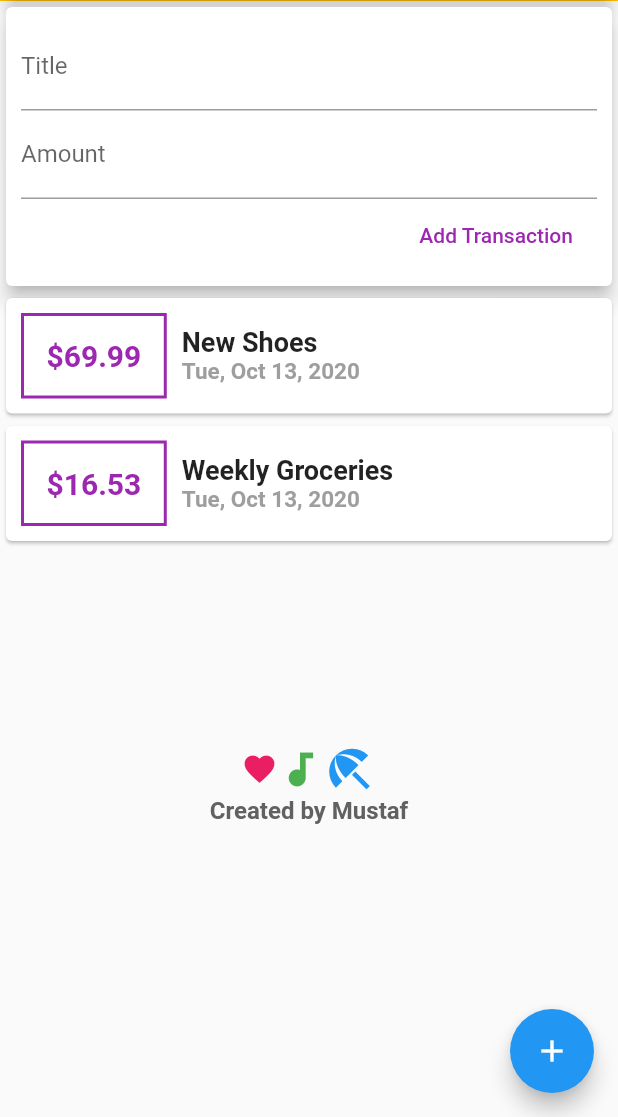
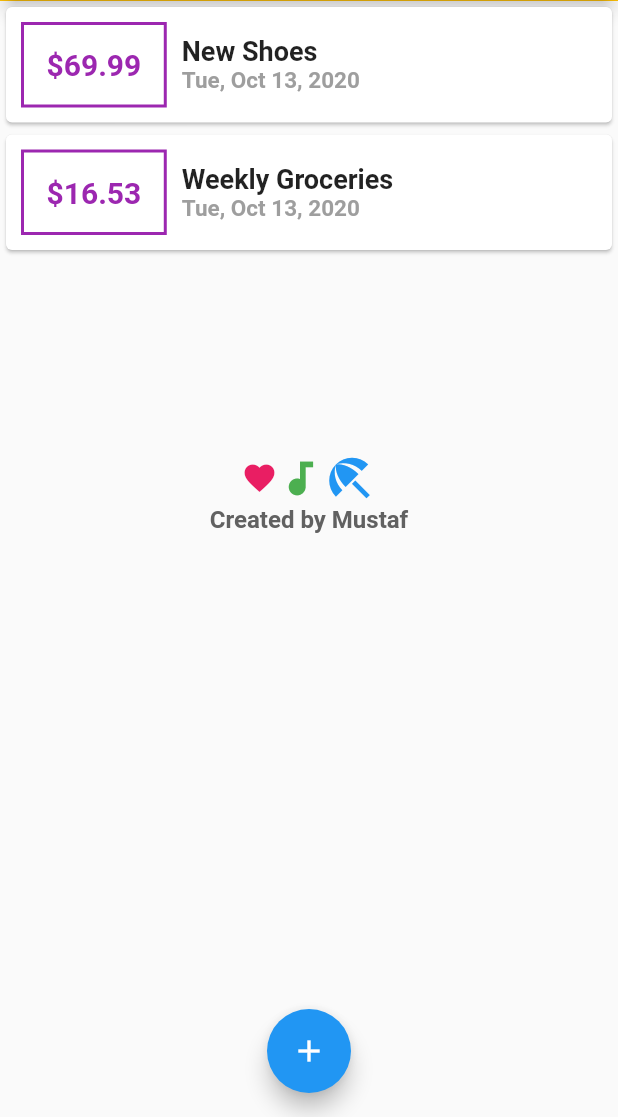
Before and after one commit to mustafcode10/personalExpenses, a Flutter app: the screen it shows after launch, on a phone screen of 412 x 824 dp, the part 119-1236 px from its top. Run offline on Flutter 3.47's test engine with Material 2 defaults, Android fonts, the phone set to English and light mode, and no system bars.

Commit message:
start add new transaction

```diff
--- a/lib/main.dart
+++ b/lib/main.dart
@@ -1,5 +1,10 @@
 import 'package:flutter/material.dart';
-import './widgets/user_transactions.dart';
+import './models/transaction.dart';
+import './widgets/new_transaction.dart';
+import './widgets/created_mustaf.dart';
+import './widgets/transaction_list.dart';
+
+
 
 void main() {
   runApp(MyApp());
@@ -16,9 +21,48 @@ class MyApp extends StatelessWidget {
   }
 }
 
-class MyHomePage extends StatelessWidget {
+class MyHomePage extends StatefulWidget {
   //  String titleInput;
   //  String amountInput;
+  @override
+  _MyHomePageState createState() => _MyHomePageState();
+}
+
+class _MyHomePageState extends State<MyHomePage> {
+    final List<Transaction> _userTransactions = [
+    Transaction(
+      id: 't1',
+      title: 'New Shoes',
+      amount: 69.99,
+      date: DateTime.now(),
+    ),
+    Transaction(
+      id: 't2',
+      title: 'Weekly Groceries',
+      amount: 16.53,
+      date: DateTime.now(),
+    ),
+  ];
+  void _addNewTransaction(String txTitle, double txAmount){
+    final newTx = Transaction(
+      id: DateTime.now().toString(),
+      title: txTitle,
+       amount: txAmount,
+       date: DateTime.now());
+
+       setState(() {
+         _userTransactions.add(newTx);
+
+       });
+
+  }
+  void _startAddNewTransaction (BuildContext ctx){
+    showModalBottomSheet(context: ctx, builder: (_){
+      return NewTransaction(_addNewTransaction);
+    });
+
+
+  }
 
   @override
   Widget build(BuildContext context) {
@@ -26,7 +70,7 @@ class MyHomePage extends StatelessWidget {
       appBar: AppBar(
         title: Text('Personal Expenses'),
         actions: [
-          IconButton(icon: Icon(Icons.add), onPressed: () => {}),
+          IconButton(icon: Icon(Icons.add), onPressed: () =>_startAddNewTransaction(context)),
         ],
       ),
       body: SingleChildScrollView(
@@ -48,47 +92,16 @@ class MyHomePage extends StatelessWidget {
             //   child: Text('Text TX'),
             //   color: Colors.green,
             // )
-            UserTransation(),
+           TransactionList(_userTransactions),
+            Created()
 
-            Row(
-              mainAxisAlignment: MainAxisAlignment.center,
-              children: const <Widget>[
-                Icon(
-                  Icons.favorite,
-                  color: Colors.pink,
-                  size: 24.0,
-                ),
-                Icon(
-                  Icons.audiotrack,
-                  color: Colors.green,
-                  size: 30.0,
-                ),
-                Icon(
-                  Icons.beach_access,
-                  color: Colors.blue,
-                  size: 36.0,
-                ),
-              ],
-            ),
-            Column(
-              crossAxisAlignment: CrossAxisAlignment.center,
-              children: [
-                Text(
-                  'Created by Mustaf',
-                  style: TextStyle(
-                      color: Colors.grey[700],
-                      fontWeight: FontWeight.bold,
-                      fontSize: 16),
-                ),
-              ],
-            ),
+
           ],
         ),
       ),
+      floatingActionButtonLocation: FloatingActionButtonLocation.centerFloat,
       floatingActionButton: FloatingActionButton(
-        onPressed: () {
-          print('hhh');
-        },
+        onPressed:()=> _startAddNewTransaction(context),
         child: Icon(Icons.add),
       ),
     );
--- /dev/null
+++ b/lib/widgets/created_mustaf.dart
@@ -0,0 +1,45 @@
+import 'package:flutter/material.dart';
+
+class Created extends StatelessWidget {
+  @override
+  Widget build(BuildContext context) {
+    return Column(
+      children: [
+         Row(
+              mainAxisAlignment: MainAxisAlignment.center,
+              children: const <Widget>[
+                Icon(
+                  Icons.favorite,
+                  color: Colors.pink,
+                  size: 24.0,
+                ),
+                Icon(
+                  Icons.audiotrack,
+                  color: Colors.green,
+                  size: 30.0,
+                ),
+                Icon(
+                  Icons.beach_access,
+                  color: Colors.blue,
+                  size: 36.0,
+                ),
+              ],
+            ),
+            Column(
+              crossAxisAlignment: CrossAxisAlignment.center,
+              children: [
+                Text(
+                  'Created by Mustaf',
+                  style: TextStyle(
+                      color: Colors.grey[700],
+                      fontWeight: FontWeight.bold,
+                      fontSize: 16),
+                ),
+              ],
+            ),
+      ],
+
+
+    );
+  }
+}
--- a/lib/widgets/user_transactions.dart
+++ /dev/null
@@ -1,53 +0,0 @@
-import 'package:flutter/material.dart';
-import 'transaction_list.dart';
-import '../models/transaction.dart';
-import './new_transaction.dart';
-
-class UserTransation extends StatefulWidget {
-  @override
-  _UserTransationState createState() => _UserTransationState();
-}
-
-class _UserTransationState extends State<UserTransation> {
-      final List<Transaction> _userTransactions = [
-    Transaction(
-      id: 't1',
-      title: 'New Shoes',
-      amount: 69.99,
-      date: DateTime.now(),
-    ),
-    Transaction(
-      id: 't2',
-      title: 'Weekly Groceries',
-      amount: 16.53,
-      date: DateTime.now(),
-    ),
-  ];
-  void _addNewTransaction(String txTitle, double txAmount){
-    final newTx = Transaction(
-      id: DateTime.now().toString(),
-      title: txTitle,
-       amount: txAmount,
-       date: DateTime.now());
-
-       setState(() {
-         _userTransactions.add(newTx);
-
-       });
-
-  }
-
-  @override
-  Widget build(BuildContext context) {
-    return Column(
-
-      children: [
-
-
-         NewTransaction(_addNewTransaction),
-         TransactionList(_userTransactions)
-      ],
-
-    );
-  }
-}
```
